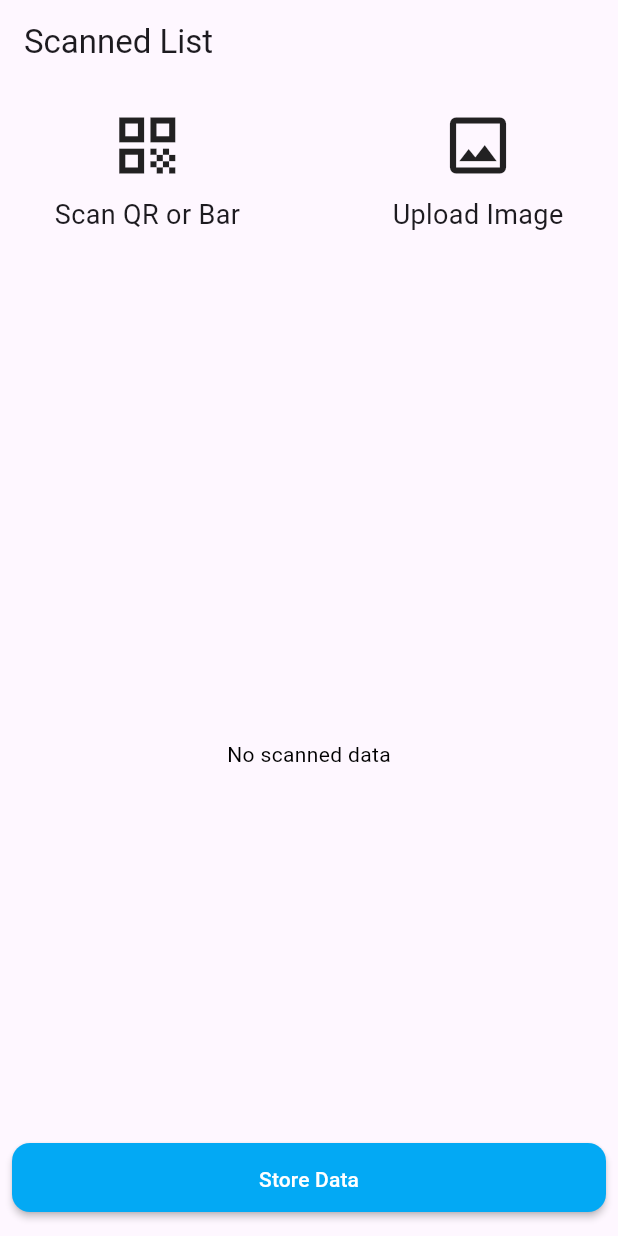
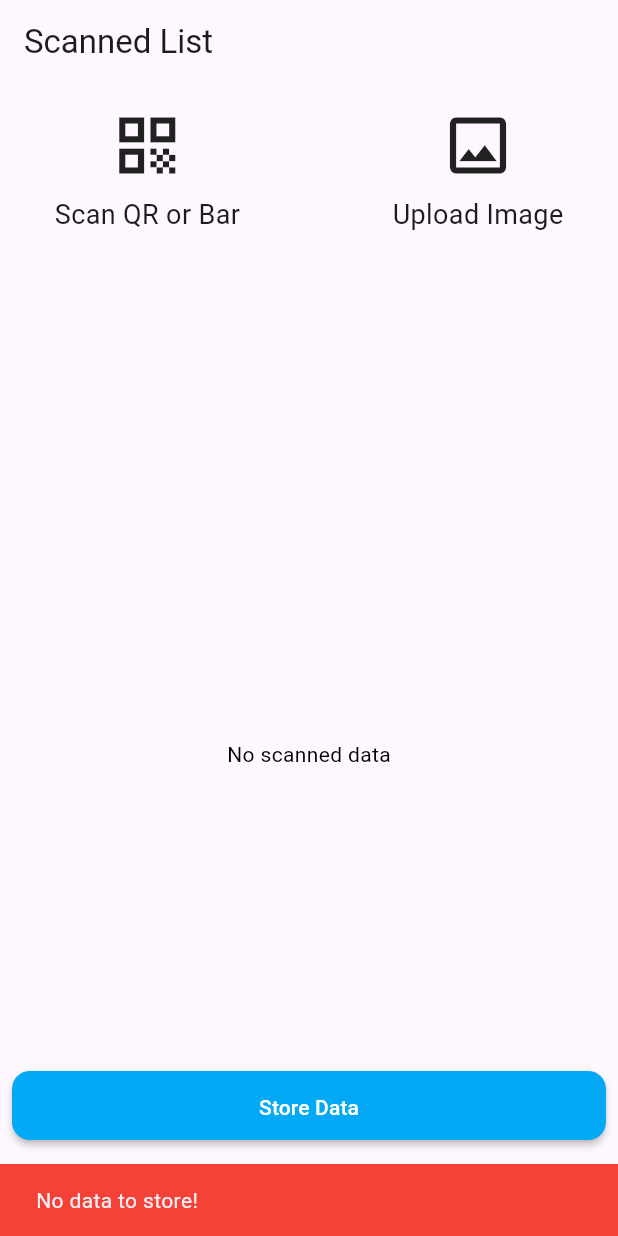
Before and after one commit to Netspeq-Solutions/Latest_Bar_Code_And_QR_Code_Scanner, a Flutter app: the screen it shows after launch, after a tap on "Store Data", on a phone screen of 412 x 824 dp. Run offline on Flutter 3.47's test engine with Material 3 defaults, Android fonts, the phone set to English and light mode, and no system bars; our stand-ins replace device_info_plus, image_picker, sqflite; missing offline and left inert: mobile_scanner; accounts and stored records are empty.

Commit message:
Data Store and get acknoledge successfully and store Deivce ID

```diff
--- /dev/null
+++ b/lib/Device_Info_Module/device_info_app.dart
@@ -0,0 +1,23 @@
+import 'dart:io';
+import 'package:device_info_plus/device_info_plus.dart';
+import 'package:flutter/foundation.dart';
+
+Future<String> getDeviceId() async {
+  final deviceInfo = DeviceInfoPlugin();
+
+  if (kIsWeb) return "Web browser - no device ID";
+
+  try {
+    if (Platform.isAndroid) {
+      AndroidDeviceInfo androidInfo = await deviceInfo.androidInfo;
+      return androidInfo.id ?? ""; // ✅ androidId, serialNumber removed
+    } else if (Platform.isIOS) {
+      IosDeviceInfo iosInfo = await deviceInfo.iosInfo;
+      return iosInfo.identifierForVendor ?? "";
+    }
+  } catch (e) {
+    print("Error getting device ID: $e");
+  }
+
+  return "Unknown device ID";
+}
--- a/lib/home_screen/Home_Screen.dart
+++ b/lib/home_screen/Home_Screen.dart
@@ -1,4 +1,5 @@
 import 'package:flutter/material.dart';
+import 'package:latestversionscanner/Device_Info_Module/device_info_app.dart';
 import 'package:latestversionscanner/home_screen/custom_button.dart';
 
 import '../image_upload_module/image_upload_module.dart';
@@ -190,14 +191,94 @@ class _HomeScreenState extends State<HomeScreen> {
         padding: EdgeInsets.only(left: 8, right: 8),
         child: SizedBox(
           width: double.infinity,
-          child: ScanButtonWidget(text: "Store Data", onPressed: () async{
-           var response = await GoogleSheetsService().callApi('store', {
-              'serialNo': '123',
-              'scannedTyped': 'TypeA',
-              'timestamp': DateTime.now().toIso8601String(),
-            });
-           // print("Google Sheets API Response: $response");
-          }),
+          child: ScanButtonWidget(
+            text: "Store Data",
+            onPressed: () async {
+              try {
+                final List<Map<String, dynamic>> rawData =
+                await _databaseHelper.readData('SerialNumberStoreTable');
+
+                String deviceID = await getDeviceId();
+                print("Device ID: $deviceID");
+
+                if (rawData.isEmpty) {
+                  ScaffoldMessenger.of(context).showSnackBar(
+                    const SnackBar(
+                      content: Text("No data to store!"),
+                      backgroundColor: Colors.red,
+                      duration: Duration(seconds: 3),
+                    ),
+                  );
+                  return;
+                }
+
+                print("📦 Raw data from database (${rawData.length} items): $rawData");
+
+                ScaffoldMessenger.of(context).showSnackBar(
+                  SnackBar(
+                    content: Text("Storing ${rawData.length} records..."),
+                    duration: const Duration(seconds: 2),
+                  ),
+                );
+
+                // Convert to ScannedItemModal
+                final List<ScannedItemModal> allData =
+                rawData.map((row) => ScannedItemModal.fromJson(row)).toList();
+
+                print("✅ Converted to models: ${allData.length} items");
+
+                // Prepare data for Google Sheets
+                List<Map<String, dynamic>> dataToSend = allData.map((item) {
+                  return {
+                    "id": item.id ?? "",
+                    "deviceID": deviceID, // Static or dynamic device ID
+                    "serialNumber": item.serialNumber,
+                    "scanned_type": item.format,
+                    "timestamp": item.scannedAt,
+                  };
+                }).toList();
+
+                print("📤 Data to send to Google Sheets:");
+                // print(jsonEncode(dataToSend)); // Print as formatted JSON
+
+                // Call API
+                var response = await GoogleSheetsService().callApi('store', {
+                  'data': dataToSend
+                });
+
+                print("📥 Google Sheets Response: $response");
+
+                if (!context.mounted) return;
+                else
+                {
+                  ScaffoldMessenger.of(context).showSnackBar(
+                    SnackBar(
+                      content: Text("✓ ${response['message'] ?? 'Data stored successfully'}"),
+                      backgroundColor: Colors.green,
+                      duration: const Duration(seconds: 3),
+                    ),
+                  );
+
+                  // Clear local database after successful upload
+                  await _databaseHelper.clearTable('SerialNumberStoreTable');
+                  _loadScannedData();
+                }
+
+              } catch (e, stackTrace) {
+                print("❌ Error storing data: $e");
+                print("Stack trace: $stackTrace");
+
+                if (!context.mounted) return;
+                ScaffoldMessenger.of(context).showSnackBar(
+                  SnackBar(
+                    content: Text("✗ Error: ${e.toString()}"),
+                    backgroundColor: Colors.red,
+                    duration: const Duration(seconds: 5),
+                  ),
+                );
+              }
+            },
+          ),
         ),
       ),
     );
--- a/pubspec.yaml
+++ b/pubspec.yaml
@@ -36,6 +36,10 @@ dependencies:
   material_design_icons_flutter: ^7.0.7296
   sqflite: ^2.3.2
   image_picker: ^1.0.8
+  dio: ^5.9.0
+  http: ^1.5.0
+  device_info_plus: ^11.5.0
+
   # The following adds the Cupertino Icons font to your application.
   # Use with the CupertinoIcons class for iOS style icons.
   cupertino_icons: ^1.0.8
```
Also changed, not shown: lib/network_services/network_google_sheets_api_call.dart (+92 -124 lines), lib/sqlite_manager/database_helper.dart (+10 -0 lines), pubspec.lock.
